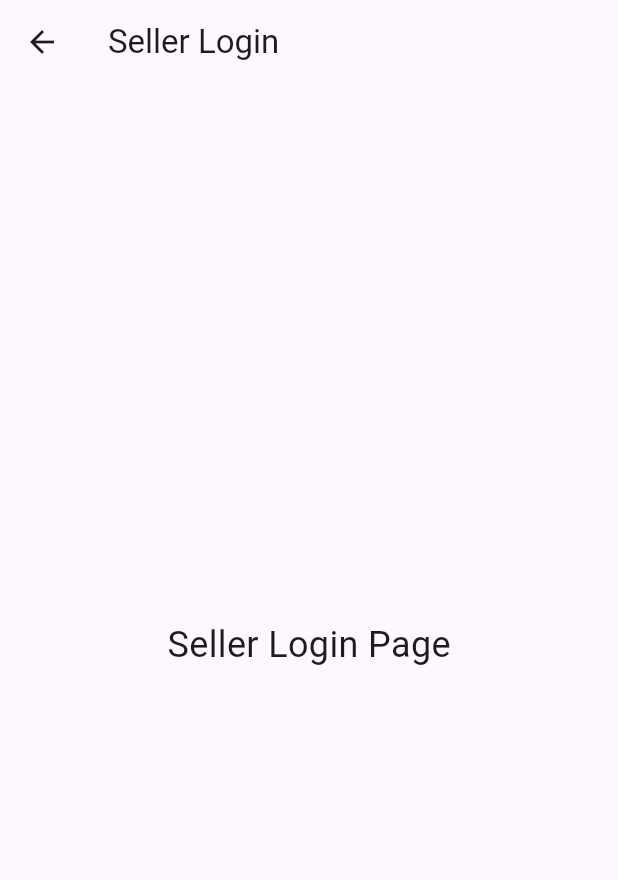
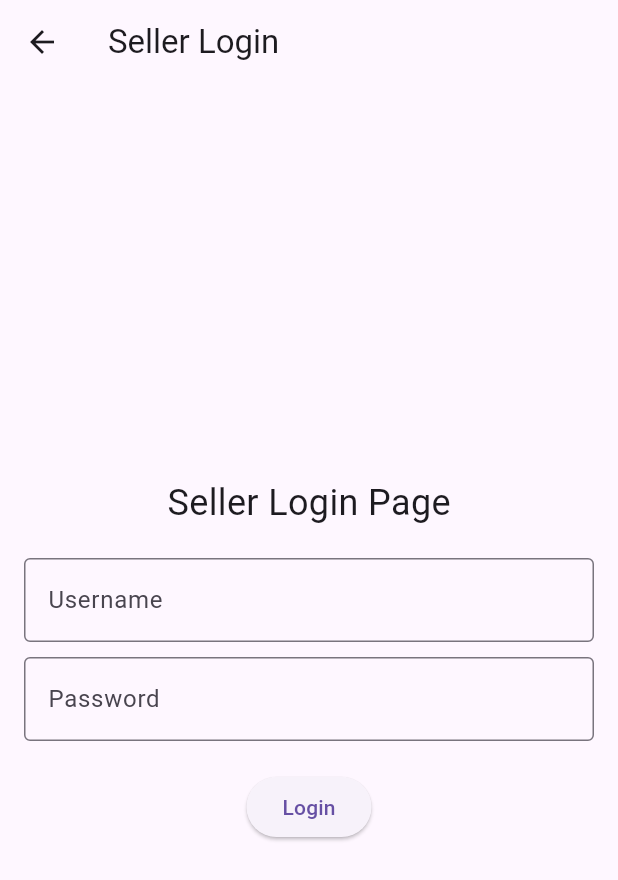
Before and after one commit to RuvindiWickramasinghe/HathiApp, a Flutter app: the SellerLoginPage screen opened directly, on a phone screen of 412 x 824 dp. Shown: the top 880 px of the screen. Run offline on Flutter 3.47's test engine with Material 3 defaults, Android fonts, the phone set to English and light mode, and no system bars.

Commit message:
create the login form

```diff
--- a/lib/seller_login.dart
+++ b/lib/seller_login.dart
@@ -7,7 +7,8 @@ class SellerLoginPage extends StatelessWidget {
       appBar: AppBar(
         title: Text('Seller Login'),
       ),
-      body: Center(
+      body:Padding(
+        padding: EdgeInsets.all(16.0),
         child: Column(
           mainAxisAlignment: MainAxisAlignment.center,
           children: <Widget>[
@@ -16,7 +17,27 @@ class SellerLoginPage extends StatelessWidget {
               style: TextStyle(fontSize: 24.0),
             ),
             SizedBox(height: 20.0),
-            // Add your login form widgets here
+            TextField(
+              decoration: InputDecoration(
+                labelText: 'Username',
+                border: OutlineInputBorder(),
+              ),
+            ),
+            SizedBox(height: 10.0),
+            TextField(
+              decoration: InputDecoration(
+                labelText: 'Password',
+                border: OutlineInputBorder(),
+              ),
+              obscureText: true, // Hide the password
+            ),
+            SizedBox(height: 20.0),
+            ElevatedButton(
+              onPressed: () {
+                // Add your login functionality here
+              },
+              child: Text('Login'),
+            ),
           ],
         ),
       ),
```
